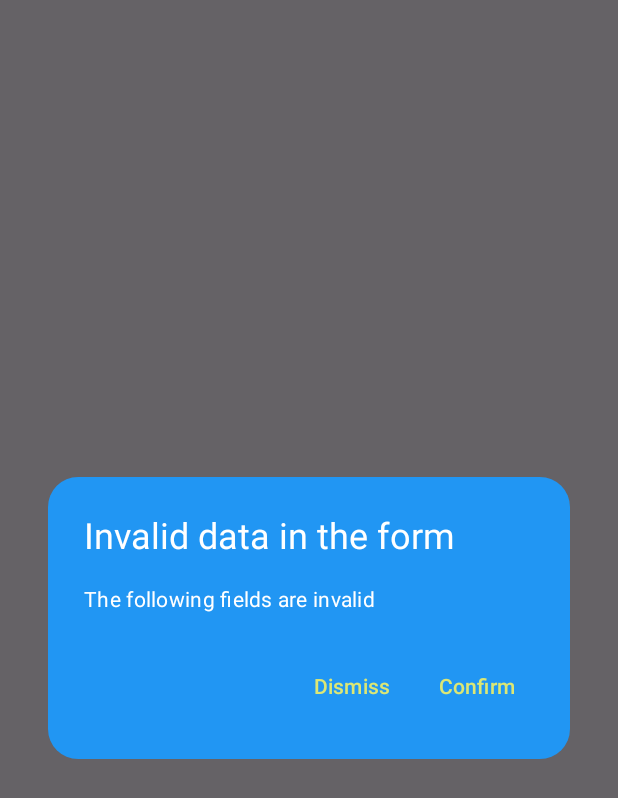
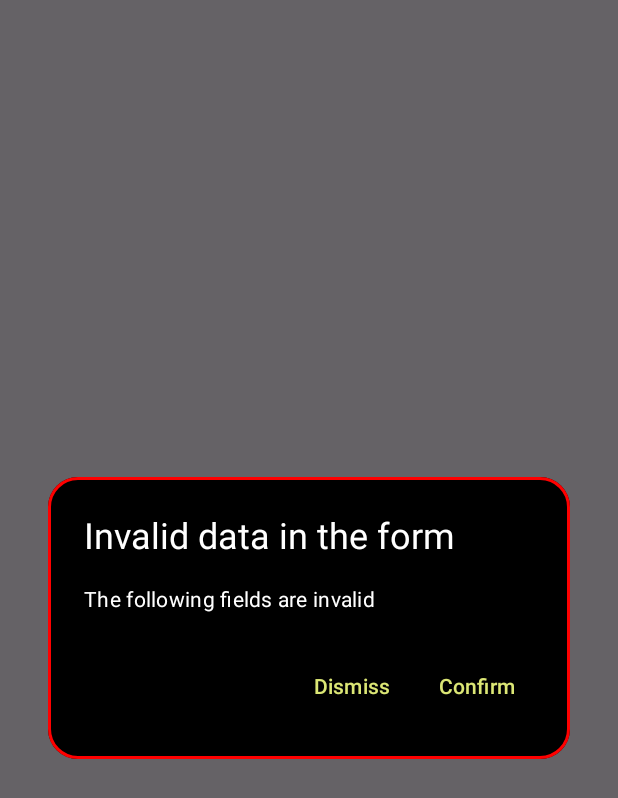
Before and after one commit to juandspcf-bit/Composable_GUI_For_EVAL-HCRWATCH4Z, an Android app built with Jetpack Compose: the composable ValidationAlertDialog shown on its own in the app's theme, on a phone screen of 412 x 824 dp. Shown: the top 798 px of the screen. Run offline under Robolectric (Android 15) with nearby library versions, the phone set to English and light mode, and no system bars; our stand-ins replace accompanist.

```diff
--- a/app/src/main/java/com/icxcu/adsmartbandapp/screens/personaInfoScreen/personalInfoFormScaffold.kt
+++ b/app/src/main/java/com/icxcu/adsmartbandapp/screens/personaInfoScreen/personalInfoFormScaffold.kt
@@ -2,6 +2,7 @@ package com.icxcu.adsmartbandapp.screens.personaInfoScreen
 
 import android.util.Log
 import androidx.compose.foundation.background
+import androidx.compose.foundation.border
 import androidx.compose.foundation.layout.Arrangement
 import androidx.compose.foundation.layout.Box
 import androidx.compose.foundation.layout.Column
@@ -184,59 +185,3 @@ fun PersonalInfoFormScaffold(
         },
     )
 }
-
-
-@Composable
-fun ValidationAlertDialog(
-    setVisibilityAlertDialogStatusPersonalInfo: (Boolean) -> Unit,
-) {
-    AlertDialog(
-        onDismissRequest = {
-            // Dismiss the dialog when the user clicks outside the dialog or on the back button.
-            // If you want to disable that functionality, simply leave this block empty.
-            setVisibilityAlertDialogStatusPersonalInfo(false)
-        },
-        confirmButton = {
-            TextButton(
-                onClick = {
-                    // perform the confirm action and
-                    // close the dialog
-                    setVisibilityAlertDialogStatusPersonalInfo(false)
-                }
-            ) {
-                Text(
-                    text = "Confirm",
-                    color = Color(0xFFDCE775),
-                )
-            }
-        },
-        dismissButton = {
-            TextButton(
-                onClick = {
-                    // close the dialog
-                    setVisibilityAlertDialogStatusPersonalInfo(false)
-                }
-            ) {
-                Text(
-                    text = "Dismiss",
-                    color = Color(0xFFDCE775),
-                )
-            }
-        },
-        title = {
-            Text(text = "Invalid data in the form")
-        },
-        text = {
-            Text(text = "The following fields are invalid")
-        },
-        modifier = Modifier
-            .fillMaxWidth()
-            .padding(32.dp)
-            .background(Color.Transparent),
-        shape = RoundedCornerShape(20.dp),
-        containerColor = Color(0xFF2196F3),
-        textContentColor = Color.White,
-        titleContentColor = Color.White
-
-        )
-}
--- /dev/null
+++ b/app/src/main/java/com/icxcu/adsmartbandapp/screens/personaInfoScreen/validationAlertDialog.kt
@@ -0,0 +1,91 @@
+package com.icxcu.adsmartbandapp.screens.personaInfoScreen
+
+import androidx.compose.foundation.background
+import androidx.compose.foundation.border
+import androidx.compose.foundation.layout.Box
+import androidx.compose.foundation.layout.fillMaxSize
+import androidx.compose.foundation.layout.fillMaxWidth
+import androidx.compose.foundation.layout.padding
+import androidx.compose.foundation.shape.RoundedCornerShape
+import androidx.compose.material3.AlertDialog
+import androidx.compose.material3.Text
+import androidx.compose.material3.TextButton
+import androidx.compose.runtime.Composable
+import androidx.compose.ui.Alignment
+import androidx.compose.ui.Modifier
+import androidx.compose.ui.graphics.Color
+import androidx.compose.ui.tooling.preview.Preview
+import androidx.compose.ui.unit.dp
+
+@Composable
+fun ValidationAlertDialog(
+    setVisibilityAlertDialogStatusPersonalInfo: (Boolean) -> Unit,
+) {
+    AlertDialog(
+        onDismissRequest = {
+            // Dismiss the dialog when the user clicks outside the dialog or on the back button.
+            // If you want to disable that functionality, simply leave this block empty.
+            setVisibilityAlertDialogStatusPersonalInfo(false)
+        },
+        confirmButton = {
+            TextButton(
+                onClick = {
+                    // perform the confirm action and
+                    // close the dialog
+                    setVisibilityAlertDialogStatusPersonalInfo(false)
+                }
+            ) {
+                Text(
+                    text = "Confirm",
+                    color = Color(0xFFDCE775),
+                )
+            }
+        },
+        dismissButton = {
+            TextButton(
+                onClick = {
+                    // close the dialog
+                    setVisibilityAlertDialogStatusPersonalInfo(false)
+                }
+            ) {
+                Text(
+                    text = "Dismiss",
+                    color = Color(0xFFDCE775),
+                )
+            }
+        },
+        title = {
+            Text(text = "Invalid data in the form")
+        },
+        text = {
+            Text(text = "The following fields are invalid")
+        },
+        modifier = Modifier
+            .fillMaxWidth()
+            .padding(32.dp)
+            .background(Color.Transparent)
+            .border(2.dp, Color.Red, RoundedCornerShape(20.dp)),
+        containerColor = Color(0xFF000000),
+        textContentColor = Color.White,
+        titleContentColor = Color.White,
+        shape = RoundedCornerShape(20.dp)
+
+
+    )
+}
+
+
+@Preview(showBackground = true)
+@Composable
+fun ValidationAlertDialogPreview(){
+
+    Box(
+        contentAlignment = Alignment.Center,
+        modifier= Modifier
+            .fillMaxSize()
+            .background(Color(0xff1d2a35))
+    ) {
+        ValidationAlertDialog(setVisibilityAlertDialogStatusPersonalInfo = { true })
+    }
+
+}
```
Also changed, not shown: app/src/main/java/com/icxcu/adsmartbandapp/bluetooth/BluetoothLEManagerImp.kt (+12 -10 lines).
